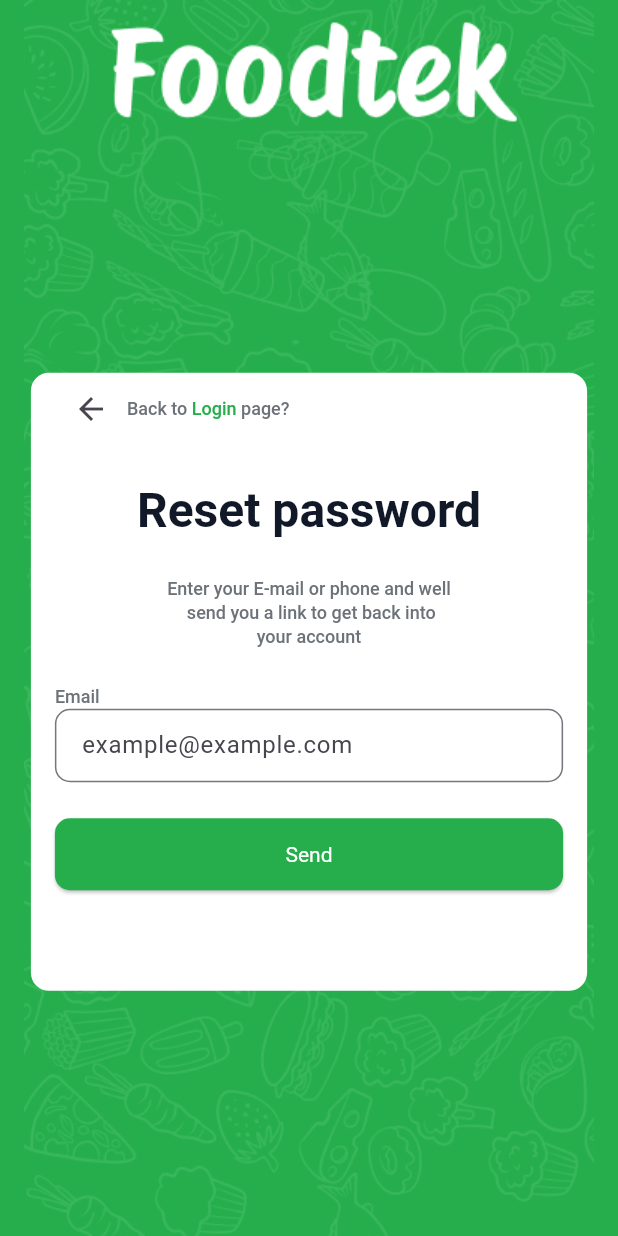
After one commit to saifbataineh/food_tek, a Flutter app: the ResetPasswordPage screen opened by its route, on a phone screen of 412 x 824 dp. The commit adds this screen. Run offline on Flutter 3.47's test engine with Material 3 defaults, Android fonts, the phone set to English and light mode, and no system bars.

Commit message:
added reset password ui but in rash

```diff
--- a/lib/core/constants/app_image_strings.dart
+++ b/lib/core/constants/app_image_strings.dart
@@ -10,4 +10,6 @@ class AppImageStrings {
   static const String googleLogo = 'assets/authintication/google.png';
   static const String facebookLogo = 'assets/authintication/facebook.png';
   static const String appleLogo = 'assets/authintication/apple.png';
+  static const String messageSentLogo = 'assets/authintication/message_sent_successfully.png';
+  static const String passwordUpdatedSuccessfullyLogo = 'assets/authintication/password_updated_successfully.png';
 }
--- a/lib/core/routes/routes.dart
+++ b/lib/core/routes/routes.dart
@@ -2,5 +2,6 @@ class Routes{
 static const String loginPage='/login';
 static const String signUpPage='/signUp';
 static const String forgetPassPage='/forgetPass';
+static const String confirmForgetPassPage='/confirmForgetPass';
 
 }
--- a/lib/core/themes/app_text_theme.dart
+++ b/lib/core/themes/app_text_theme.dart
@@ -6,6 +6,7 @@ class AppTheme {
     style: ElevatedButton.styleFrom(
         backgroundColor: AppColors.mainColor,
         foregroundColor: Colors.white,
+        textStyle: TextStyle(fontSize: 14),
         shape: RoundedRectangleBorder(borderRadius: BorderRadius.circular(10))),
   );
 
@@ -13,6 +14,10 @@ class AppTheme {
     headlineLarge: TextStyle(
         fontSize: 32,
         fontWeight: FontWeight.w700,
+        color: AppColors.headLineBlack),
+    headlineMedium: TextStyle(
+        fontSize: 24,
+        fontWeight: FontWeight.w400,
         color: AppColors.headLineBlack),
     headlineSmall: TextStyle(
       fontSize: 12,
--- a/lib/features/app/app.dart
+++ b/lib/features/app/app.dart
@@ -1,7 +1,9 @@
 import 'package:flutter/material.dart';
 import 'package:food_tek/core/routes/routes.dart';
 import 'package:food_tek/core/themes/app_text_theme.dart';
+import 'package:food_tek/features/authintication/views/confirm_reset_password.dart';
 import 'package:food_tek/features/authintication/views/login_page.dart';
+import 'package:food_tek/features/authintication/views/reset_password_page.dart';
 import 'package:food_tek/features/authintication/views/sign_up_page.dart';
 class App extends StatelessWidget {
   const App({super.key});
@@ -15,7 +17,9 @@ class App extends StatelessWidget {
         initialRoute: Routes.loginPage,
         routes: {
           Routes.loginPage: (context) => LoginPage()
-          ,Routes.signUpPage: (context) => SignUpPage()
+          ,Routes.signUpPage: (context) => SignUpPage(),
+          Routes.forgetPassPage:(cotenxt)=>ResetPasswordPage(),
+          Routes.confirmForgetPassPage:(cotenxt)=>ConfirmResetPassword(),
 
           });
   }
--- a/lib/features/authintication/views/login_page.dart
+++ b/lib/features/authintication/views/login_page.dart
@@ -22,7 +22,7 @@ class LoginPage extends StatelessWidget {
           width: double.infinity,
           decoration: BoxDecoration(
             image: DecorationImage(
-                image: AssetImage(AppImageStrings.splashBackground)),
+                image: AssetImage(AppImageStrings.splashBackground),),
           ),
           child: SingleChildScrollView(
             child: Column(
--- /dev/null
+++ b/lib/features/authintication/views/reset_password_page.dart
@@ -0,0 +1,139 @@
+import 'package:flutter/material.dart';
+import 'package:food_tek/core/constants/app_colors.dart';
+import 'package:food_tek/core/constants/app_image_strings.dart';
+import 'package:food_tek/core/routes/routes.dart';
+import 'package:food_tek/core/services/app_navigator_service.dart';
+import 'package:food_tek/features/authintication/views/widgets/auth_custom_form_field.dart';
+import 'package:food_tek/features/authintication/views/widgets/pin_code_field.dart';
+
+class ResetPasswordPage extends StatelessWidget {
+  const ResetPasswordPage({super.key});
+
+  @override
+  Widget build(BuildContext context) {
+    final width = MediaQuery.of(context).size.width;
+    final height = MediaQuery.of(context).size.height;
+    return Scaffold(
+      backgroundColor: AppColors.mainColor,
+      body: Container(
+        width: double.infinity,
+        decoration: BoxDecoration(
+          image: DecorationImage(
+            image: AssetImage(AppImageStrings.splashBackground),
+          ),
+        ),
+        child: SafeArea(
+          child: Column(
+            mainAxisAlignment: MainAxisAlignment.spaceBetween,
+            crossAxisAlignment: CrossAxisAlignment.center,
+            children: [
+              Image(
+                image: AssetImage(AppImageStrings.appLogo),
+              ),
+              Container(
+                padding: EdgeInsets.symmetric(horizontal: 16),
+                height: height * 0.5,
+                width: width * 0.9,
+                decoration: BoxDecoration(
+                  borderRadius: BorderRadius.circular(12),
+                  color: Colors.white,
+                ),
+                child: Column(
+                  spacing: 24,
+                  children: [
+                    Row(
+                      children: [
+                        IconButton(
+                          onPressed: () {
+                            AppNavigatorService.pop(context);
+                          },
+                          icon: Icon(Icons.arrow_back),
+                        ),
+                        Text.rich(TextSpan(children: [
+                          TextSpan(
+                              text: 'Back to ',
+                              style: Theme.of(context).textTheme.headlineSmall),
+                          TextSpan(
+                              text: 'Login ',
+                              style: Theme.of(context)
+                                  .textTheme
+                                  .headlineSmall!
+                                  .copyWith(color: AppColors.mainColor)),
+                          TextSpan(
+                              text: 'page?',
+                              style: Theme.of(context).textTheme.headlineSmall),
+                        ]))
+                      ],
+                    ),
+                    Text(
+                      "Reset password",
+                      style: Theme.of(context).textTheme.headlineLarge,
+                    ),
+                    SizedBox(
+                      width: width * 0.7,
+                      child: Text(
+                        textAlign: TextAlign.center,
+                        'Enter your E-mail or phone and well \n send you a link to get back into \nyour account',
+                        style: Theme.of(context).textTheme.headlineSmall,
+                      ),
+                    ),
+                    AuthCustomFormField(
+                      label: 'Email',
+                      hintText: "example@example.com",
+                    ),
+                    SizedBox(
+                      width: double.infinity,
+                      height: 48,
+                      child: ElevatedButton(
+                        onPressed: () {
+                          //TODO:SERVICE THIS POP UP
+                          showDialog(
+                              context: context,
+                              builder: (context) {
+                                return Dialog(
+                                  backgroundColor: Colors.white,
+                                  child: Padding(
+                                    padding: const EdgeInsets.symmetric(
+                                        vertical: 10),
+                                    child: Column(
+                                      mainAxisSize: MainAxisSize.min,
+                                      children: [
+                                        Image.asset(AppImageStrings.messageSentLogo),
+                                        Padding(
+                                          padding: const EdgeInsets.all(8.0),
+                                          child: Text(
+                                              textAlign: TextAlign.center,
+                                              "A 4-digit code has been sent to your email. Please enter it to verify."),
+                                        ),
+                                        PinCodeField(),
+                                        SizedBox(
+                                          width: width * 0.6,
+                                          height: 48,
+                                          child: ElevatedButton(
+                                            onPressed: () {
+                                              AppNavigatorService.pop(context);
+                                              AppNavigatorService.pushReplacementNamed(context,routeName: Routes.confirmForgetPassPage);
+                                            },
+                                            child: Text('Verify'),
+                                          ),
+                                        ),
+                                      ],
+                                    ),
+                                  ),
+                                );
+                              });
+                        },
+                        child: Text('Send'),
+                      ),
+                    ),
+                  ],
+                ),
+              ),
+              SizedBox.shrink()
+            ],
+          ),
+        ),
+      ),
+    );
+  }
+}
--- a/lib/features/authintication/views/widgets/auth_heading_widget.dart
+++ b/lib/features/authintication/views/widgets/auth_heading_widget.dart
@@ -1,5 +1,6 @@
 import 'package:flutter/material.dart';
 import 'package:food_tek/core/routes/routes.dart';
+import 'package:food_tek/core/services/app_navigator_service.dart';
 import 'package:food_tek/features/authintication/views/widgets/sub_head_line_text_widget.dart';
 
 class AuthHeadingWidget extends StatelessWidget {
@@ -19,6 +20,7 @@ final CrossAxisAlignment crossAxisAlignment;
       crossAxisAlignment: crossAxisAlignment,
       spacing: 12,
       children: [
+
         Text(
          title ,
           style: Theme.of(context).textTheme.headlineLarge,
--- a/lib/features/authintication/views/widgets/login_form_widget.dart
+++ b/lib/features/authintication/views/widgets/login_form_widget.dart
@@ -34,7 +34,7 @@ class LoginFormWidget extends StatelessWidget {
               Spacer(),
               TextButton(
                 onPressed: () {
-                  AppNavigatorService.pushReplacementNamed(context, routeName: Routes.forgetPassPage);
+                  AppNavigatorService.pushNamed(context, routeName: Routes.forgetPassPage);
                 },
                 child: Text(
                   "Forgot Password ?",
```
Also changed, not shown: lib/core/services/app_navigator_service.dart (+8 -0 lines), lib/features/authintication/views/confirm_reset_password.dart (added, +120 -0 lines), lib/features/authintication/views/sign_up_page.dart (+10 -1 lines), lib/features/authintication/views/widgets/pin_code_field.dart (added, +64 -0 lines), assets/authintication/message_sent_successfully.png (added), assets/authintication/password_updated_successfully.png (added).
